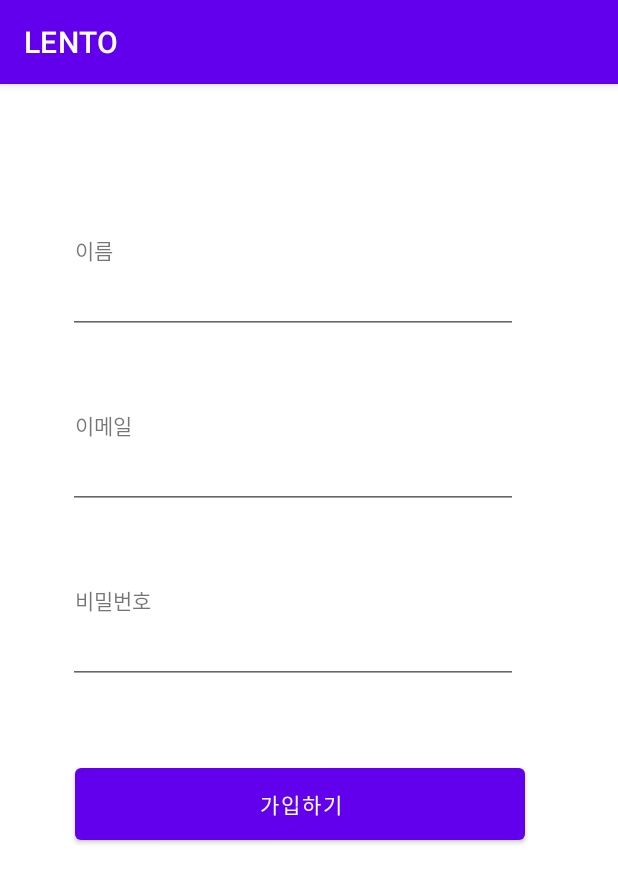
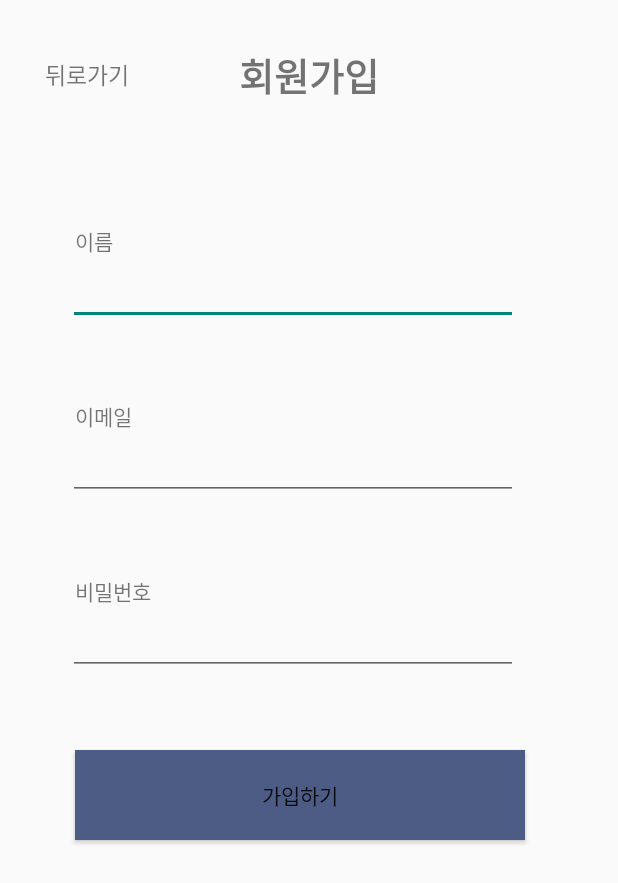
Before and after one commit to yoonsu417/LENTO, an Android app: the screen it shows after launch (MainActivity before the commit, JoinActivity after it), after a tap on "계정이 없으신가요?", on a phone screen of 412 x 824 dp. Shown: the top 883 px of the screen. Run offline under Robolectric (Android 15) with nearby library versions, the phone set to English and light mode, and no system bars.

Commit message:
로그인 <-> 회원가입

```diff
--- a/app/src/main/AndroidManifest.xml
+++ b/app/src/main/AndroidManifest.xml
@@ -21,6 +21,7 @@
                 <category android:name="android.intent.category.LAUNCHER" />
             </intent-filter>
         </activity>
+        <activity android:name=".JoinActivity" android:label="Join 액티비티"/>
     </application>
 
 </manifest>
--- /dev/null
+++ b/app/src/main/java/com/example/lento/JoinActivity.java
@@ -0,0 +1,25 @@
+package com.example.lento;
+
+import android.app.Activity;
+import android.os.Bundle;
+import android.view.View;
+import android.widget.TextView;
+
+public class JoinActivity extends Activity {
+
+    @Override
+    protected void onCreate(Bundle savedInstanceState) {
+        super.onCreate(savedInstanceState);
+        setContentView(R.layout.activity_join);
+
+        TextView back;
+        back = (TextView)findViewById(R.id.back);
+        back.setOnClickListener(new View.OnClickListener(){
+            public void onClick(View v){
+                finish();
+            }
+        });
+    }
+    // < 클릭, 회원가입 -> 로그인 화면 이동
+
+}
--- a/app/src/main/java/com/example/lento/MainActivity.java
+++ b/app/src/main/java/com/example/lento/MainActivity.java
@@ -1,5 +1,6 @@
 package com.example.lento;
 
+import android.content.Intent;
 import android.os.Bundle;
 import android.view.View;
 import android.widget.Button;
@@ -26,9 +27,12 @@ public class MainActivity extends AppCompatActivity {
         NoAccount = (TextView) findViewById(R.id.account);
         NoAccount.setOnClickListener(new View.OnClickListener(){
             public void onClick(View v){
-                setContentView(R.layout.activity_join);
+                Intent intent = new Intent(MainActivity.this, JoinActivity.class);
+                startActivity(intent);
             }
         });
+
+
 
         //로그인 누르면 홈 화면으로 이동
         Button loginBt;
--- a/app/src/main/res/layout/activity_join.xml
+++ b/app/src/main/res/layout/activity_join.xml
@@ -1,5 +1,34 @@
 <?xml version="1.0" encoding="utf-8"?>
 <LinearLayout xmlns:android="http://schemas.android.com/apk/res/android"
+    android:layout_width="match_parent"
+    android:layout_height="match_parent"
+    android:orientation="vertical">
+
+    <FrameLayout
+        android:layout_width="match_parent"
+        android:layout_height="100dp"
+        android:orientation="horizontal">
+
+        <TextView
+            android:id="@+id/back"
+            android:layout_width="wrap_content"
+            android:layout_height="wrap_content"
+            android:layout_gravity="center_vertical"
+            android:layout_marginLeft="30dp"
+            android:text="뒤로가기"
+            android:textSize="15dp"/>
+
+        <TextView
+            android:layout_width="wrap_content"
+            android:layout_height="wrap_content"
+            android:layout_gravity="center"
+            android:text="회원가입"
+            android:textSize="25dp"
+            android:textStyle="bold" />
+
+    </FrameLayout>
+
+    <LinearLayout
         android:layout_width="match_parent"
         android:layout_height="match_parent"
         android:orientation="vertical">
@@ -9,7 +38,7 @@
             android:layout_width="wrap_content"
             android:layout_height="wrap_content"
             android:layout_marginLeft="50dp"
-        android:layout_marginTop="100dp"
+            android:layout_marginTop="50dp"
             android:text="이름" />
 
         <EditText
@@ -52,6 +81,7 @@
             android:layout_height="60dp"
             android:layout_marginLeft="50dp"
             android:layout_marginTop="50dp"
-        android:text="가입하기" />
-
+            android:text="가입하기"
+            android:background="#4D5C84"/>
     </LinearLayout>
+</LinearLayout>
--- a/app/src/main/res/values/strings.xml
+++ b/app/src/main/res/values/strings.xml
@@ -1,3 +1,4 @@
 <resources>
     <string name="app_name">LENTO</string>
+    <string name="account"><u>계정이 없으신가요?</u></string>
 </resources>
--- a/app/src/main/res/values/themes.xml
+++ b/app/src/main/res/values/themes.xml
@@ -1,6 +1,7 @@
 <resources xmlns:tools="http://schemas.android.com/tools">
     <!-- Base application theme. -->
-    <style name="Theme.LENTO" parent="Theme.MaterialComponents.DayNight.DarkActionBar">
+    <style name="Theme.LENTO" parent="Theme.AppCompat.DayNight.DarkActionBar">
+        <item name="windowNoTitle">true</item>
         <!-- Primary brand color. -->
         <item name="colorPrimary">@color/purple_500</item>
         <item name="colorPrimaryVariant">@color/purple_700</item>
```
Also changed, not shown: app/src/main/res/layout/activity_login.xml (+13 -3 lines), app/src/main/res/layout/activity_main.xml (+55 -11 lines). Lines whose indentation alone changed are shown as unchanged.
